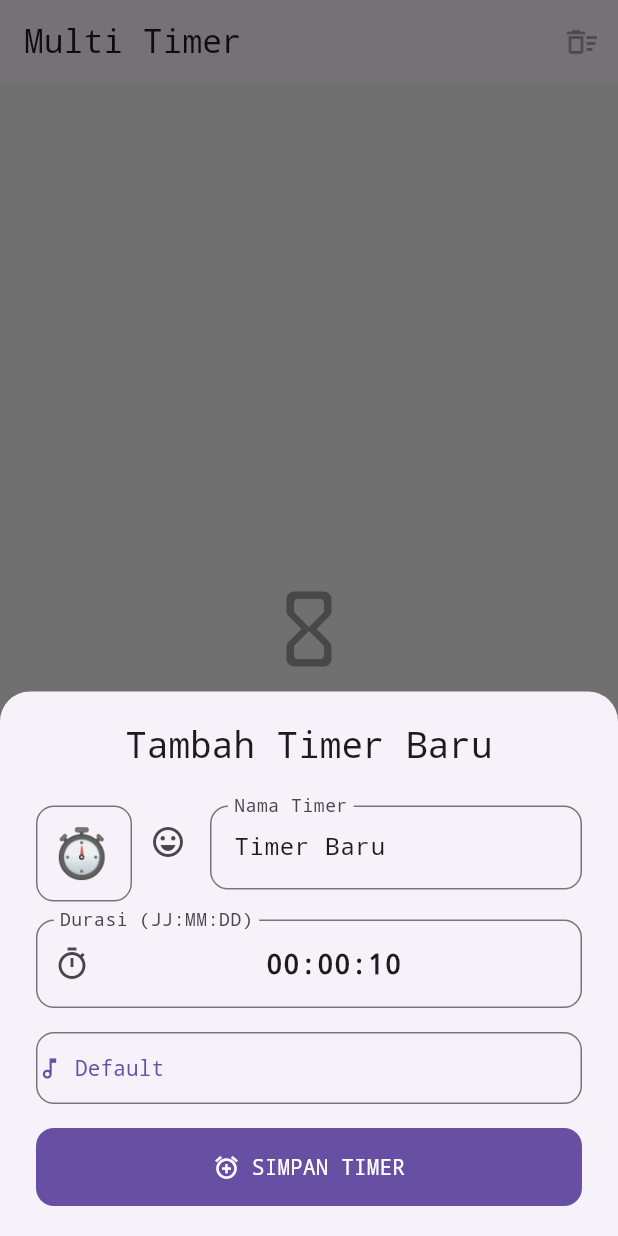
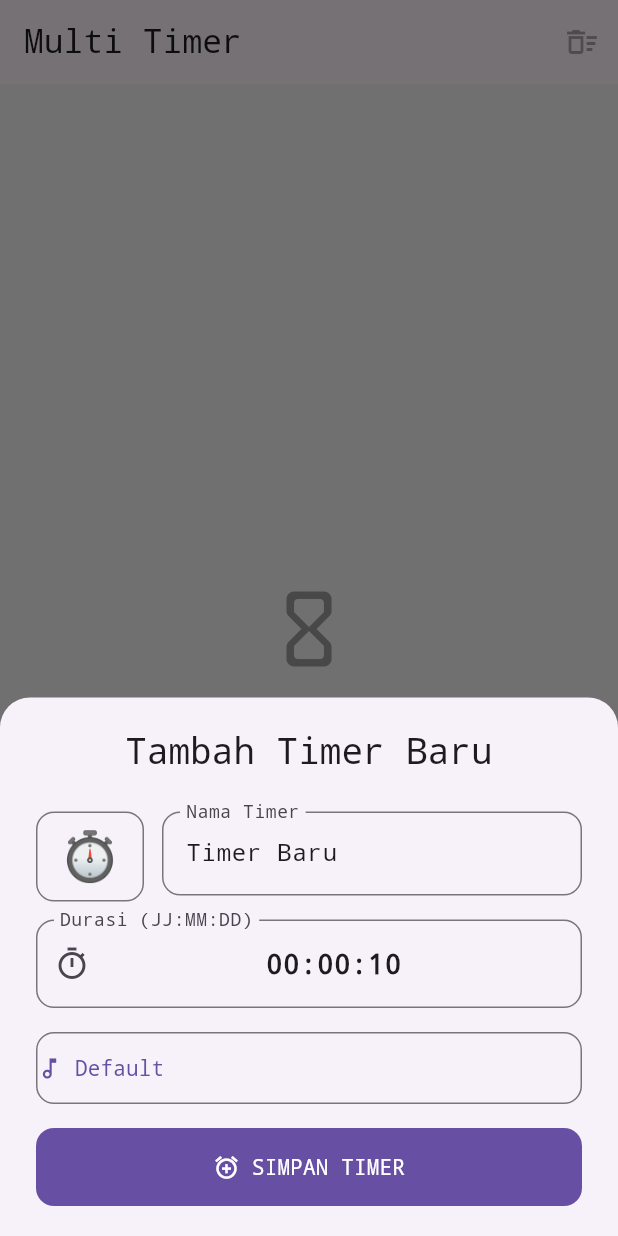
Before and after one commit to Greenson22/my_clock, a Flutter app: the screen it shows after launch, after a tap on "Timer Baru", on a phone screen of 412 x 824 dp. Run offline on Flutter 3.47's test engine with Material 3 defaults, Android fonts, the light colour scheme and no system bars; our stand-ins replace file_picker, flutter_local_notifications, just_audio, permission_handler, shared_preferences; missing offline and left inert: flutter_background_service, flutter_background_service_android, flutter_ringtone_player.

Commit message:
feat: Gabungkan input keyboard dan daftar pada pemilih simbol
Perubahan ini merombak fungsionalitas pemilihan simbol dengan menyatukan input keyboard dan pemilihan dari daftar ke dalam satu dialog. Hal ini menyederhanakan antarmuka pengguna dan alur kerja, baik saat membuat timer baru maupun saat mengedit yang sudah ada.

Perubahan Utama:
- Ubah `EmojiPickerDialog` menjadi StatefulWidget untuk mengelola input teks dari keyboard.
- Tambahkan `TextField` di bagian atas `EmojiPickerDialog` agar pengguna dapat mengetik simbol secara langsung.
- Hapus `TextField` untuk simbol dari `AddTimerSheet` dan ganti dengan tombol yang menampilkan simbol saat ini dan membuka dialog pemilih.
- Perbarui `CountdownPage` untuk meneruskan simbol yang ada sebagai nilai awal ke dialog saat mengedit.

```diff
--- a/lib/features/countdown/presentation/widgets/add_timer_sheet.dart
+++ b/lib/features/countdown/presentation/widgets/add_timer_sheet.dart
@@ -5,7 +5,7 @@ import 'package:file_picker/file_picker.dart';
 
 import '../../service/countdown_utils.dart';
 import '../formatters/time_input_formatter.dart';
-import 'emoji_picker_dialog.dart'; // <-- Pastikan file ini diimpor
+import 'emoji_picker_dialog.dart'; // Pastikan file ini diimpor
 
 class AddTimerSheet extends StatefulWidget {
   final Function(
@@ -25,7 +25,8 @@ class AddTimerSheet extends StatefulWidget {
 class _AddTimerSheetState extends State<AddTimerSheet> {
   late final TextEditingController _nameController;
   late final TextEditingController _timeController;
-  late final TextEditingController _iconController;
+  // [BARU] State untuk menyimpan karakter ikon yang dipilih
+  String _selectedIconChar = '⏱️';
   File? _selectedAlarmFile;
 
   @override
@@ -33,14 +34,12 @@ class _AddTimerSheetState extends State<AddTimerSheet> {
     super.initState();
     _nameController = TextEditingController(text: defaultTimerName);
     _timeController = TextEditingController(text: defaultTimeString);
-    _iconController = TextEditingController(text: '⏱️');
   }
 
   @override
   void dispose() {
     _nameController.dispose();
     _timeController.dispose();
-    _iconController.dispose();
     super.dispose();
   }
 
@@ -55,14 +54,17 @@ class _AddTimerSheetState extends State<AddTimerSheet> {
     }
   }
 
-  // [BARU] Fungsi untuk membuka dialog pemilih emoji
-  void _showEmojiPicker() {
+  // [MODIFIKASI] Fungsi untuk membuka dialog pemilih simbol
+  void _showIconPicker() {
     showDialog(
       context: context,
       builder: (_) => EmojiPickerDialog(
+        initialEmoji: _selectedIconChar, // Kirim ikon saat ini ke dialog
         onEmojiSelected: (emoji) {
-          // Update teks di dalam TextField saat emoji dipilih
-          _iconController.text = emoji;
+          // Update state saat emoji dipilih dari dialog
+          setState(() {
+            _selectedIconChar = emoji;
+          });
         },
       ),
     );
@@ -72,14 +74,11 @@ class _AddTimerSheetState extends State<AddTimerSheet> {
     final String name = _nameController.text.isNotEmpty
         ? _nameController.text
         : defaultTimerName;
-    final String iconChar = _iconController.text.isNotEmpty
-        ? _iconController.text
-        : '⏱️';
     widget.onAddTimer(
       name,
       _timeController.text,
       _selectedAlarmFile?.path,
-      iconChar,
+      _selectedIconChar, // Gunakan state ikon yang sudah dipilih
     );
   }
 
@@ -104,30 +103,25 @@ class _AddTimerSheetState extends State<AddTimerSheet> {
           Row(
             crossAxisAlignment: CrossAxisAlignment.start,
             children: [
-              // TextField untuk input emoji dari keyboard
+              // [BARU] Tombol untuk membuka dialog pemilih ikon
               SizedBox(
-                width: 64,
-                child: TextField(
-                  controller: _iconController,
-                  textAlign: TextAlign.center,
-                  maxLength: 1,
-                  style: const TextStyle(fontSize: 32),
-                  decoration: const InputDecoration(
-                    counterText: "",
-                    border: OutlineInputBorder(
-                      borderRadius: BorderRadius.all(Radius.circular(12)),
+                width: 72,
+                height: 60,
+                child: OutlinedButton(
+                  onPressed: _showIconPicker,
+                  style: OutlinedButton.styleFrom(
+                    padding: EdgeInsets.zero,
+                    shape: RoundedRectangleBorder(
+                      borderRadius: BorderRadius.circular(12),
                     ),
-                    contentPadding: EdgeInsets.symmetric(vertical: 8),
+                  ),
+                  child: Text(
+                    _selectedIconChar,
+                    style: const TextStyle(fontSize: 32),
                   ),
                 ),
               ),
-              // [BARU] Tombol untuk membuka daftar emoji
-              IconButton(
-                icon: const Icon(Icons.emoji_emotions_outlined),
-                onPressed: _showEmojiPicker,
-                tooltip: 'Pilih dari daftar',
-              ),
-              const SizedBox(width: 4),
+              const SizedBox(width: 12),
               Expanded(
                 child: TextField(
                   controller: _nameController,
```
Also changed, not shown: lib/features/countdown/presentation/countdown_page.dart (+6 -3 lines), lib/features/countdown/presentation/widgets/emoji_picker_dialog.dart (+75 -4 lines).
